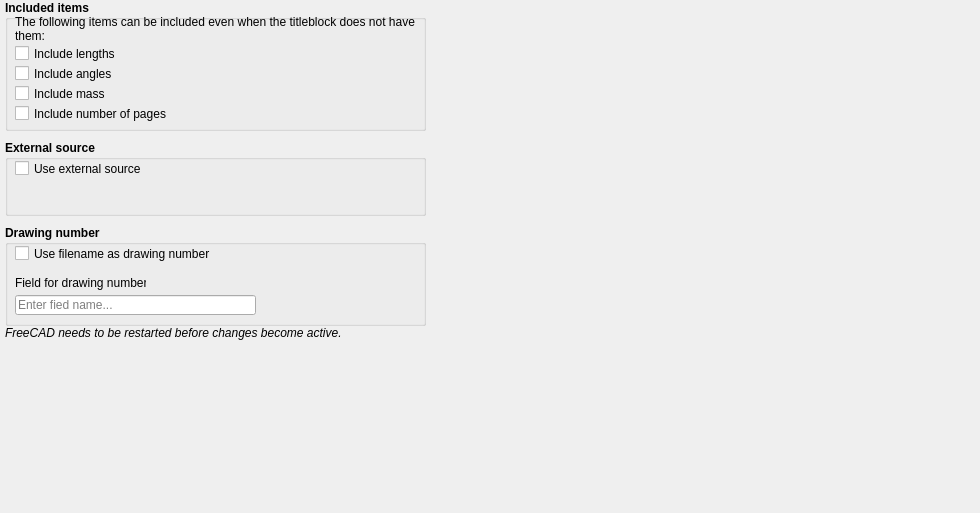
This is UI/PreferenceUI.ui in APEbbers/TitleBlock-WB as Qt 5 draws it before an edit. The edited form follows.
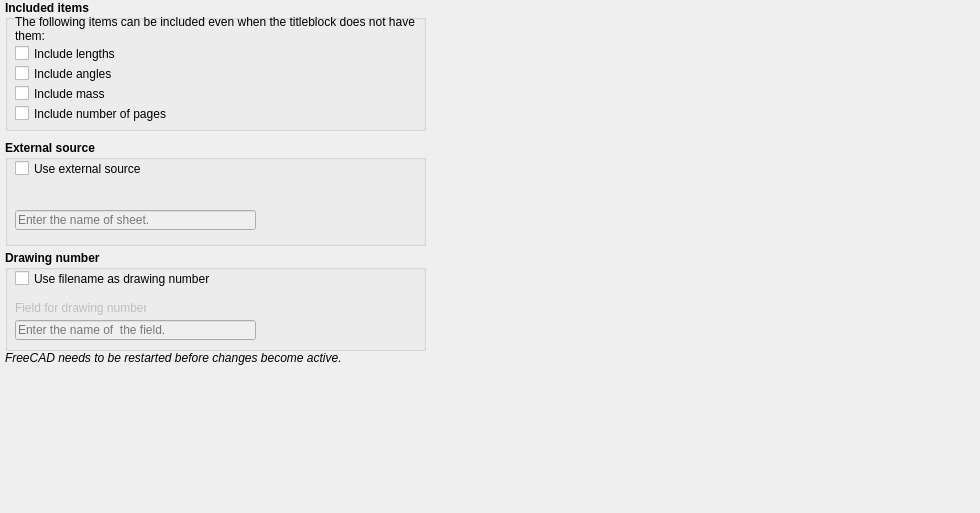
This is the edited form. Custom widgets are drawn as their Qt base class.

What changed in the file:
```diff
--- a/UI/PreferenceUI.ui
+++ b/UI/PreferenceUI.ui
@@ -26,7 +26,7 @@
    <property name="geometry">
     <rect>
      <x>5</x>
-     <y>225</y>
+     <y>250</y>
      <width>421</width>
      <height>101</height>
     </rect>
@@ -69,6 +69,9 @@
     </property>
    </widget>
    <widget class="Gui::UrlLabel" name="urlLabel_2">
+    <property name="enabled">
+     <bool>false</bool>
+    </property>
     <property name="geometry">
      <rect>
       <x>10</x>
@@ -88,6 +91,9 @@
     </property>
    </widget>
    <widget class="Gui::PrefLineEdit" name="DrawingNumber">
+    <property name="enabled">
+     <bool>false</bool>
+    </property>
     <property name="geometry">
      <rect>
       <x>10</x>
@@ -109,7 +115,7 @@
      <string/>
     </property>
     <property name="placeholderText">
-     <string>Enter fied name...</string>
+     <string>Enter the name of  the field.</string>
     </property>
     <property name="prefEntry" stdset="0">
      <cstring>DrwNrFieldName</cstring>
@@ -125,7 +131,7 @@
      <x>5</x>
      <y>140</y>
      <width>421</width>
-     <height>76</height>
+     <height>106</height>
     </rect>
    </property>
    <property name="font">
@@ -199,6 +205,40 @@
      <cstring>TechDrawTitleBlockUtility</cstring>
     </property>
    </widget>
+   <widget class="Gui::PrefLineEdit" name="SheetName">
+    <property name="enabled">
+     <bool>false</bool>
+    </property>
+    <property name="geometry">
+     <rect>
+      <x>10</x>
+      <y>70</y>
+      <width>241</width>
+      <height>20</height>
+     </rect>
+    </property>
+    <property name="font">
+     <font>
+      <weight>50</weight>
+      <bold>false</bold>
+     </font>
+    </property>
+    <property name="inputMask">
+     <string/>
+    </property>
+    <property name="text">
+     <string/>
+    </property>
+    <property name="placeholderText">
+     <string>Enter the name of sheet.</string>
+    </property>
+    <property name="prefEntry" stdset="0">
+     <cstring>SheetName</cstring>
+    </property>
+    <property name="prefPath" stdset="0">
+     <cstring>TechDrawTitleBlockUtility</cstring>
+    </property>
+   </widget>
   </widget>
   <widget class="QGroupBox" name="groupBox_3">
    <property name="geometry">
@@ -351,7 +391,7 @@
    <property name="geometry">
     <rect>
      <x>5</x>
-     <y>325</y>
+     <y>350</y>
      <width>401</width>
      <height>16</height>
     </rect>
```
Left out of the diff: 32 changed lines with no effect on the pictures.
